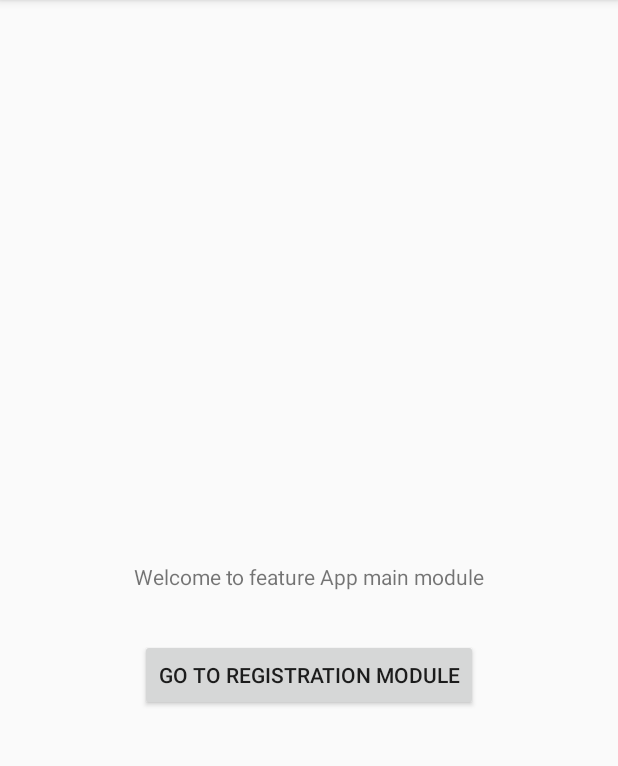
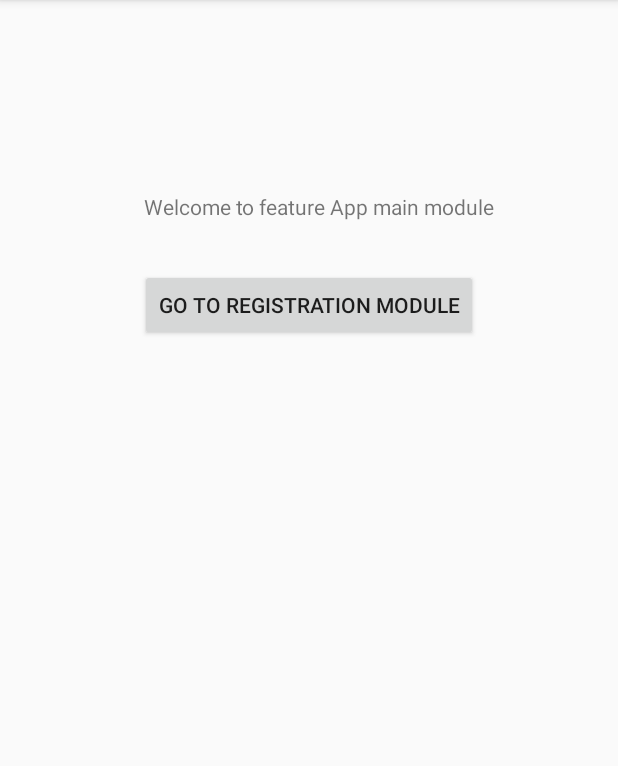
Before and after one commit to GAUTAMMISTRY/dynamic_feature, an Android app: the screen it shows after launch (MainActivity), on a phone screen of 412 x 824 dp, the part 84-850 px from its top. Run offline under Robolectric (Android 15) with nearby library versions, the phone set to English and light mode, and no system bars; libraries missing offline, so code that uses them is left out: com.google.android.play; 5 statements that could not run were skipped.

```diff
--- a/app/build.gradle
+++ b/app/build.gradle
@@ -32,11 +32,13 @@ android {
         }
     }
 
-    dynamicFeatures = [":registration"]
+    dynamicFeatures = [":registration", ":fragment_module"]
 
     androidExtensions {
         experimental = true
     }
+
+
 }
 
 dependencies {
--- a/app/src/main/res/layout/activity_main.xml
+++ b/app/src/main/res/layout/activity_main.xml
@@ -1,22 +1,41 @@
 <?xml version="1.0" encoding="utf-8"?>
-<androidx.constraintlayout.widget.ConstraintLayout xmlns:android="http://schemas.android.com/apk/res/android"
-                                                   xmlns:app="http://schemas.android.com/apk/res-auto"
-                                                   xmlns:tools="http://schemas.android.com/tools" android:orientation="vertical"
-              android:layout_width="match_parent"
-              android:layout_height="match_parent">
+<androidx.constraintlayout.widget.ConstraintLayout
+        xmlns:android="http://schemas.android.com/apk/res/android"
+        xmlns:app="http://schemas.android.com/apk/res-auto"
+        xmlns:tools="http://schemas.android.com/tools"
+        android:orientation="vertical"
+        android:layout_width="match_parent"
+        android:layout_height="match_parent">
 
 
     <TextView
             android:text="Welcome to feature App main module"
             android:layout_width="wrap_content"
-            android:layout_height="wrap_content" app:layout_constraintTop_toTopOf="parent"
-            app:layout_constraintStart_toStartOf="parent" app:layout_constraintBottom_toBottomOf="parent"
-            app:layout_constraintEnd_toEndOf="parent" android:id="@+id/textView2"/>
+            android:layout_height="wrap_content"
+            app:layout_constraintTop_toTopOf="parent"
+            app:layout_constraintStart_toStartOf="parent"
+            app:layout_constraintBottom_toBottomOf="parent"
+            app:layout_constraintEnd_toEndOf="parent"
+            android:id="@+id/textView2"
+            app:layout_constraintHorizontal_bias="0.538"
+            app:layout_constraintVertical_bias="0.171"/>
     <Button
             android:text="Go to Registration module"
             android:layout_width="wrap_content"
             android:layout_height="wrap_content"
-            app:layout_constraintStart_toStartOf="parent" app:layout_constraintEnd_toEndOf="parent"
-            android:id="@+id/uiStartReg" app:layout_constraintTop_toBottomOf="@+id/textView2"
+            app:layout_constraintStart_toStartOf="parent"
+            app:layout_constraintEnd_toEndOf="parent"
+            android:id="@+id/uiStartReg"
+            app:layout_constraintTop_toBottomOf="@+id/textView2"
             android:layout_marginTop="32dp"/>
+    <FrameLayout
+            android:id="@+id/fragmentHolder"
+            android:layout_width="0dp"
+            android:layout_height="0dp"
+            app:layout_constraintEnd_toEndOf="parent"
+            app:layout_constraintStart_toStartOf="parent"
+            android:layout_marginTop="32dp"
+            app:layout_constraintTop_toBottomOf="@+id/uiStartReg"
+            app:layout_constraintBottom_toBottomOf="parent">
+    </FrameLayout>
 </androidx.constraintlayout.widget.ConstraintLayout>
--- a/app/src/main/res/values/strings.xml
+++ b/app/src/main/res/values/strings.xml
@@ -2,4 +2,5 @@
     <string name="app_name">DynamicFeature</string>
     <string name="title_login">Login</string>
     <string name="title_registration">Registration</string>
+    <string name="title_fragment_module">Fragment Module</string>
 </resources>
--- a/build.gradle
+++ b/build.gradle
@@ -1,6 +1,7 @@
 // Top-level build file where you can add configuration options common to all sub-projects/modules.
 
 buildscript {
+    ext.kotlin_version = '1.3.41'
     ext.kotlin_version = '1.2.71'
     repositories {
         google()
--- a/settings.gradle
+++ b/settings.gradle
@@ -1 +1 @@
-include ':app', ':registration'
+include ':app', ':registration', ':fragment_module'
```
Also changed, not shown: app/src/main/java/com/kirill/dynamicfeature/MainActivity.kt (+11 -0 lines), fragment_module/build.gradle (added, +32 -0 lines), fragment_module/src/main/AndroidManifest.xml (added, +10 -0 lines), fragment_module/src/main/java/com/kirill/dynamicfeature/fragment_module/MainFragment.kt (added, +16 -0 lines), fragment_module/src/main/res/layout/main_fragment.xml (added, +16 -0 lines), 2 other files.
